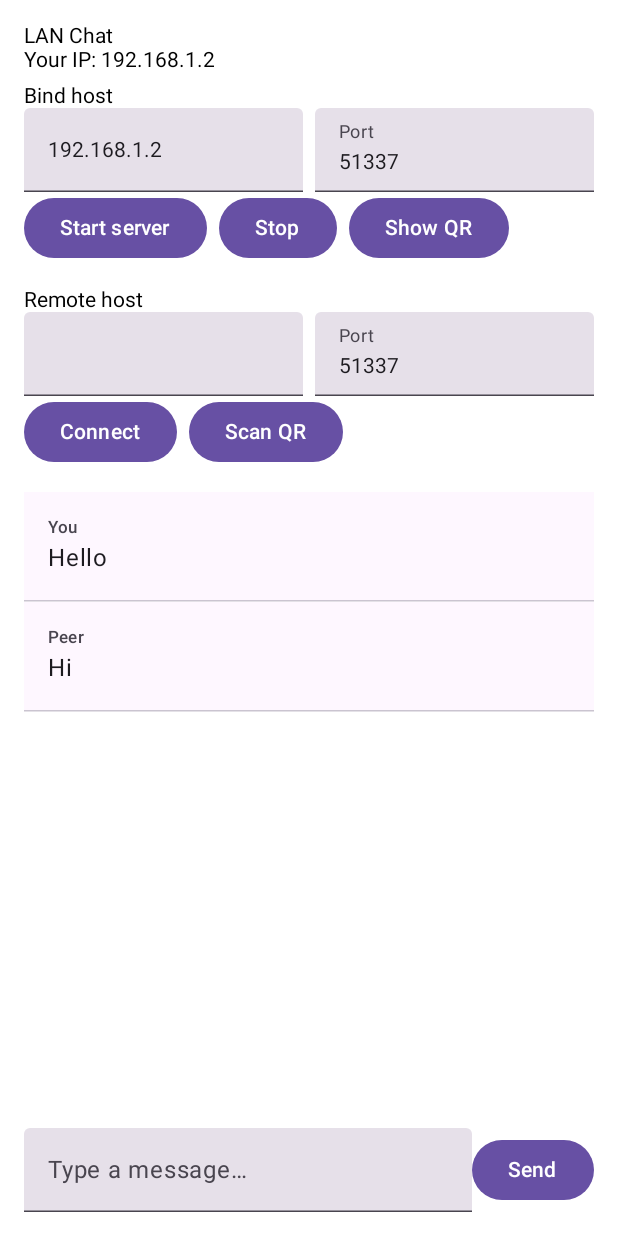
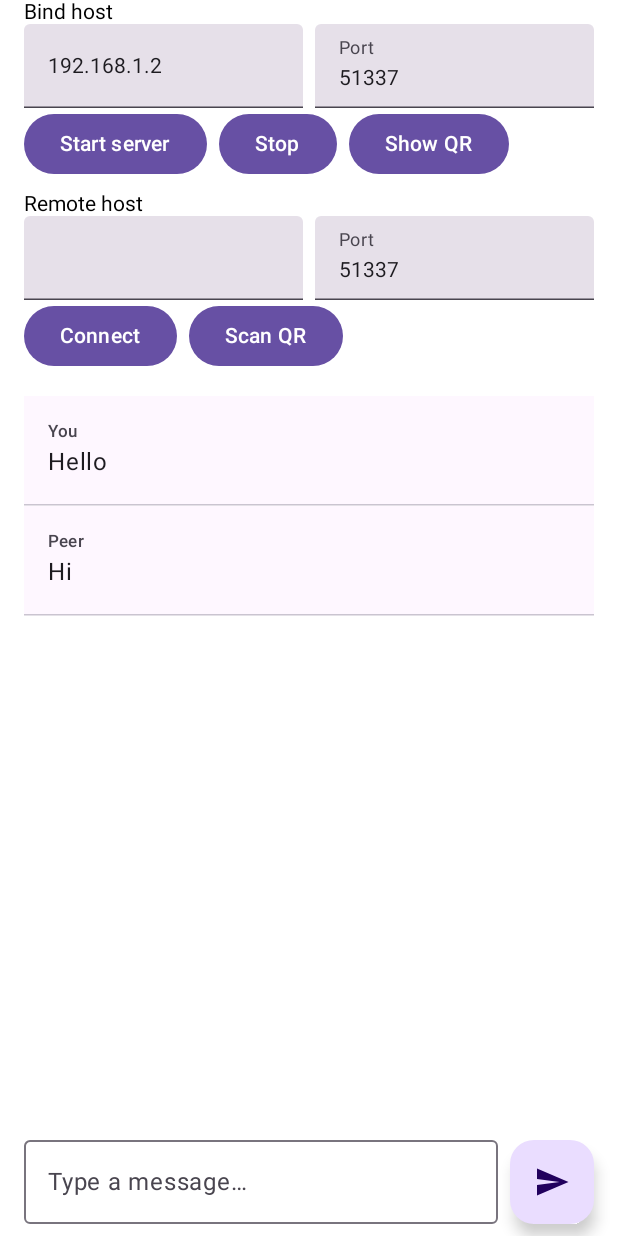
Before and after one commit to softartdev/ktLAN, an Android app built with Jetpack Compose: the @Preview function SocketConnectPreview, on a phone screen of 412 x 824 dp. Run offline under Robolectric (Android 15) with nearby library versions, the phone set to English and light mode, and no system bars; our stand-ins replace Compose Multiplatform resources.

Commit message:
refactor(SocketConnectScreen): update message input and send button UI
This commit refactors the message input and send button in `SocketConnectScreen.kt`.

Key changes:
- Replaced `TextField` with `OutlinedTextField` for message input.
- Added `singleLine = true`, `keyboardOptions` (with `KeyboardType.Text` and `ImeAction.Send`), and `keyboardActions` (to send on IME send action) to the `OutlinedTextField`.
- Replaced the "Send" `Button` with a `FloatingActionButton` containing a send icon.
- Adjusted the layout of the message input row to align items to the bottom and fill the width with padding.
- Changed `Res.string.send` to use `Icons.AutoMirrored.Filled.Send`.

```diff
--- a/composeApp/src/commonMain/kotlin/com/softartdev/ktlan/socket/SocketConnectScreen.kt
+++ b/composeApp/src/commonMain/kotlin/com/softartdev/ktlan/socket/SocketConnectScreen.kt
@@ -4,14 +4,25 @@ import androidx.compose.foundation.layout.Arrangement
 import androidx.compose.foundation.layout.Column
 import androidx.compose.foundation.layout.Row
 import androidx.compose.foundation.layout.Spacer
+import androidx.compose.foundation.layout.fillMaxWidth
 import androidx.compose.foundation.layout.height
 import androidx.compose.foundation.layout.padding
+import androidx.compose.foundation.layout.size
 import androidx.compose.foundation.layout.width
 import androidx.compose.foundation.lazy.LazyColumn
 import androidx.compose.foundation.lazy.items
+import androidx.compose.foundation.lazy.rememberLazyListState
+import androidx.compose.foundation.text.KeyboardActions
+import androidx.compose.foundation.text.KeyboardOptions
+import androidx.compose.material.icons.Icons
+import androidx.compose.material.icons.automirrored.filled.Send
 import androidx.compose.material3.Button
+import androidx.compose.material3.FloatingActionButton
 import androidx.compose.material3.HorizontalDivider
+import androidx.compose.material3.Icon
+import androidx.compose.material3.LinearProgressIndicator
 import androidx.compose.material3.ListItem
+import androidx.compose.material3.OutlinedTextField
 import androidx.compose.material3.Text
 import androidx.compose.material3.TextField
 import androidx.compose.runtime.Composable
@@ -20,23 +31,23 @@ import androidx.compose.runtime.collectAsState
 import androidx.compose.runtime.getValue
 import androidx.compose.ui.Alignment
 import androidx.compose.ui.Modifier
+import androidx.compose.ui.text.input.ImeAction
+import androidx.compose.ui.text.input.KeyboardType
 import androidx.compose.ui.unit.dp
+import com.softartdev.ktlan.domain.model.ChatMessage
 import com.softartdev.ktlan.presentation.socket.SocketAction
 import com.softartdev.ktlan.presentation.socket.SocketResult
 import com.softartdev.ktlan.presentation.socket.SocketViewModel
 import ktlan.composeapp.generated.resources.Res
 import ktlan.composeapp.generated.resources.bind_host
 import ktlan.composeapp.generated.resources.connect
-import ktlan.composeapp.generated.resources.lan_chat
 import ktlan.composeapp.generated.resources.port
 import ktlan.composeapp.generated.resources.remote_host
 import ktlan.composeapp.generated.resources.scan_qr
-import ktlan.composeapp.generated.resources.send
 import ktlan.composeapp.generated.resources.show_qr
 import ktlan.composeapp.generated.resources.start_server
 import ktlan.composeapp.generated.resources.stop
 import ktlan.composeapp.generated.resources.type_message
-import ktlan.composeapp.generated.resources.your_ip
 import org.jetbrains.compose.resources.stringResource
 import org.jetbrains.compose.ui.tooling.preview.Preview
 
@@ -49,10 +60,32 @@ fun SocketConnectScreen(viewModel: SocketViewModel) {
 
 @Composable
 fun SocketConnectContent(result: SocketResult, onAction: (SocketAction) -> Unit) {
-    Column(modifier = Modifier.padding(16.dp)) {
-        Text(text = stringResource(Res.string.lan_chat))
-        Text(text = stringResource(Res.string.your_ip) + ": " + result.bindHost)
-        Spacer(Modifier.height(8.dp))
+    Column(modifier = Modifier) {
+        SocketConnectSettings(
+            modifier = Modifier.padding(horizontal = 16.dp),
+            result = result,
+            onAction = onAction
+        )
+        SocketConnectMessages(
+            modifier = Modifier.weight(1f).padding(horizontal = 16.dp),
+            result = result,
+        )
+        SocketConnectInput(
+            modifier = Modifier.padding(horizontal = 16.dp),
+            result = result,
+            onAction = onAction
+        )
+    }
+}
+
+@Composable
+fun SocketConnectSettings(
+    modifier: Modifier = Modifier,
+    result: SocketResult,
+    onAction: (SocketAction) -> Unit
+) {
+    if (result.loading) LinearProgressIndicator(Modifier.fillMaxWidth())
+    Column(modifier) {
         Text(text = stringResource(Res.string.bind_host))
         Row {
             TextField(
@@ -69,13 +102,15 @@ fun SocketConnectContent(result: SocketResult, onAction: (SocketAction) -> Unit)
             )
         }
         Row(horizontalArrangement = Arrangement.spacedBy(8.dp)) {
-            Button(onClick = { onAction(SocketAction.StartServer(result.bindHost, result.bindPort)) }) {
+            Button(onClick = {
+                onAction(SocketAction.StartServer(result.bindHost, result.bindPort))
+            }) {
                 Text(stringResource(Res.string.start_server))
             }
             Button(onClick = { onAction(SocketAction.StopAll) }) { Text(stringResource(Res.string.stop)) }
             Button(onClick = { onAction(SocketAction.ShowQrForServer) }) { Text(stringResource(Res.string.show_qr)) }
         }
-        Spacer(Modifier.height(16.dp))
+        Spacer(Modifier.height(8.dp))
         Text(text = stringResource(Res.string.remote_host))
         Row {
             TextField(
@@ -92,7 +127,9 @@ fun SocketConnectContent(result: SocketResult, onAction: (SocketAction) -> Unit)
             )
         }
         Row(horizontalArrangement = Arrangement.spacedBy(8.dp)) {
-            Button(onClick = { onAction(SocketAction.Connect(result.remoteHost, result.remotePort)) }) {
+            Button(onClick = {
+                onAction(SocketAction.Connect(result.remoteHost, result.remotePort))
+            }) {
                 Text(stringResource(Res.string.connect))
             }
             Button(onClick = { onAction(SocketAction.ApplyQrPayload("")) }) {
@@ -100,25 +137,61 @@ fun SocketConnectContent(result: SocketResult, onAction: (SocketAction) -> Unit)
             }
         }
         Spacer(Modifier.height(16.dp))
-        LazyColumn(modifier = Modifier.weight(1f)) {
+    }
+}
+
+@Composable
+fun SocketConnectMessages(
+    modifier: Modifier = Modifier,
+    result: SocketResult
+) {
+    val listState = rememberLazyListState()
+    LaunchedEffect(result.messages.size) {
+        if (result.messages.isNotEmpty()) {
+            listState.animateScrollToItem(result.messages.lastIndex)
+        }
+    }
+    LazyColumn(modifier, state = listState) {
         items(result.messages) { message ->
             ListItem(
                 headlineContent = { Text(text = message.text) },
-                    overlineContent = { Text(if (message.sender == com.softartdev.ktlan.domain.model.ChatMessage.Sender.Local) "You" else "Peer") }
+                overlineContent = { Text(if (message.sender == ChatMessage.Sender.Local) "You" else "Peer") }
             )
             HorizontalDivider()
         }
     }
-        Row(verticalAlignment = Alignment.CenterVertically) {
-            TextField(
+}
+
+@Composable
+fun SocketConnectInput(
+    modifier: Modifier = Modifier,
+    result: SocketResult,
+    onAction: (SocketAction) -> Unit
+) {
+    Row(
+        modifier = modifier.fillMaxWidth().padding(bottom = 8.dp),
+        verticalAlignment = Alignment.Bottom,
+        horizontalArrangement = Arrangement.spacedBy(8.dp)
+    ) {
+        OutlinedTextField(
             modifier = Modifier.weight(1f),
             value = result.draft,
             onValueChange = { onAction(SocketAction.EditDraft(it)) },
-                label = { Text(stringResource(Res.string.type_message)) }
+            label = { Text(stringResource(Res.string.type_message)) },
+            singleLine = true,
+            keyboardOptions = KeyboardOptions(
+                keyboardType = KeyboardType.Text,
+                imeAction = ImeAction.Send
+            ),
+            keyboardActions = KeyboardActions(
+                onSend = { onAction(SocketAction.Send(result.draft)) }
             )
-            Button(onClick = { onAction(SocketAction.Send(result.draft)) }) {
-                Text(stringResource(Res.string.send))
-            }
+        )
+        FloatingActionButton(
+            modifier = Modifier.size(56.dp),
+            onClick = { onAction(SocketAction.Send(result.draft)) }
+        ) {
+            Icon(Icons.AutoMirrored.Filled.Send, contentDescription = null)
         }
     }
 }
@@ -127,15 +200,15 @@ fun SocketConnectContent(result: SocketResult, onAction: (SocketAction) -> Unit)
 @Composable
 fun SocketConnectPreview() {
     val messages = listOf(
-        com.softartdev.ktlan.domain.model.ChatMessage(
-            com.softartdev.ktlan.domain.model.ChatMessage.Sender.Local,
-            "Hello",
-            0
+        ChatMessage(
+            sender = ChatMessage.Sender.Local,
+            text = "Hello",
+            timestamp = 0
         ),
-        com.softartdev.ktlan.domain.model.ChatMessage(
-            com.softartdev.ktlan.domain.model.ChatMessage.Sender.Remote,
-            "Hi",
-            0
+        ChatMessage(
+            sender = ChatMessage.Sender.Remote,
+            text = "Hi",
+            timestamp = 0
         )
     )
     SocketConnectContent(
--- a/shared/src/commonMain/kotlin/com/softartdev/ktlan/domain/repo/SocketRepo.kt
+++ b/shared/src/commonMain/kotlin/com/softartdev/ktlan/domain/repo/SocketRepo.kt
@@ -8,6 +8,7 @@ import com.softartdev.ktlan.data.socket.getLocalIp
 import com.softartdev.ktlan.domain.model.ChatMessage
 import com.softartdev.ktlan.domain.model.ChatMessage.Sender
 import com.softartdev.ktlan.domain.util.CoroutineDispatchers
+import io.github.aakira.napier.Napier
 import kotlinx.coroutines.CoroutineScope
 import kotlinx.coroutines.flow.Flow
 import kotlinx.coroutines.flow.MutableSharedFlow
@@ -34,6 +35,7 @@ open class SocketRepo(
 
     /** Start server and wait for the first incoming client. */
     open suspend fun startServer(bindHost: String, bindPort: Int) {
+        Napier.d("Starting server on $bindHost:$bindPort")
         stop()
         val (conn, stop) = transport.startServer(bindHost, bindPort)
         connection = conn
@@ -43,6 +45,7 @@ open class SocketRepo(
 
     /** Connect to remote endpoint. */
     open suspend fun connectTo(remoteHost: String, remotePort: Int) {
+        Napier.d("Connecting to $remoteHost:$remotePort")
         stop()
         val conn = transport.connect(SocketEndpoint(remoteHost, remotePort))
         connection = conn
```
Also changed, not shown: shared/src/commonMain/kotlin/com/softartdev/ktlan/data/socket/SocketTransport.kt (+12 -1 lines), shared/src/commonMain/kotlin/com/softartdev/ktlan/presentation/socket/SocketViewModel.kt (+8 -0 lines). Lines whose indentation alone changed are shown as unchanged.
